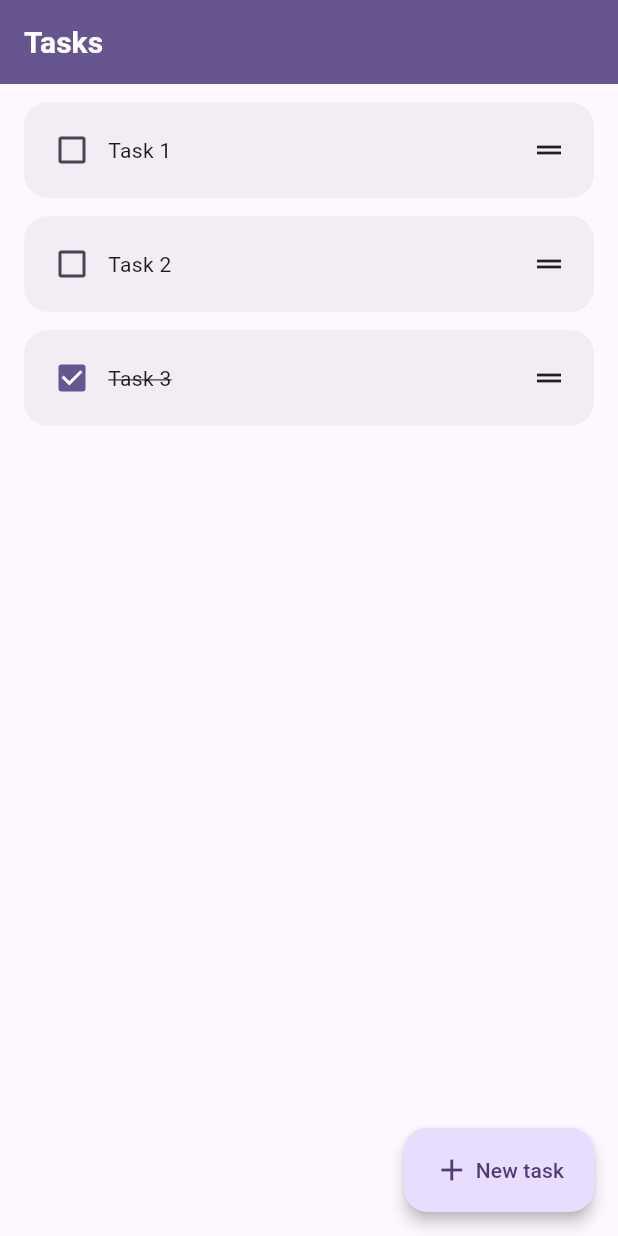
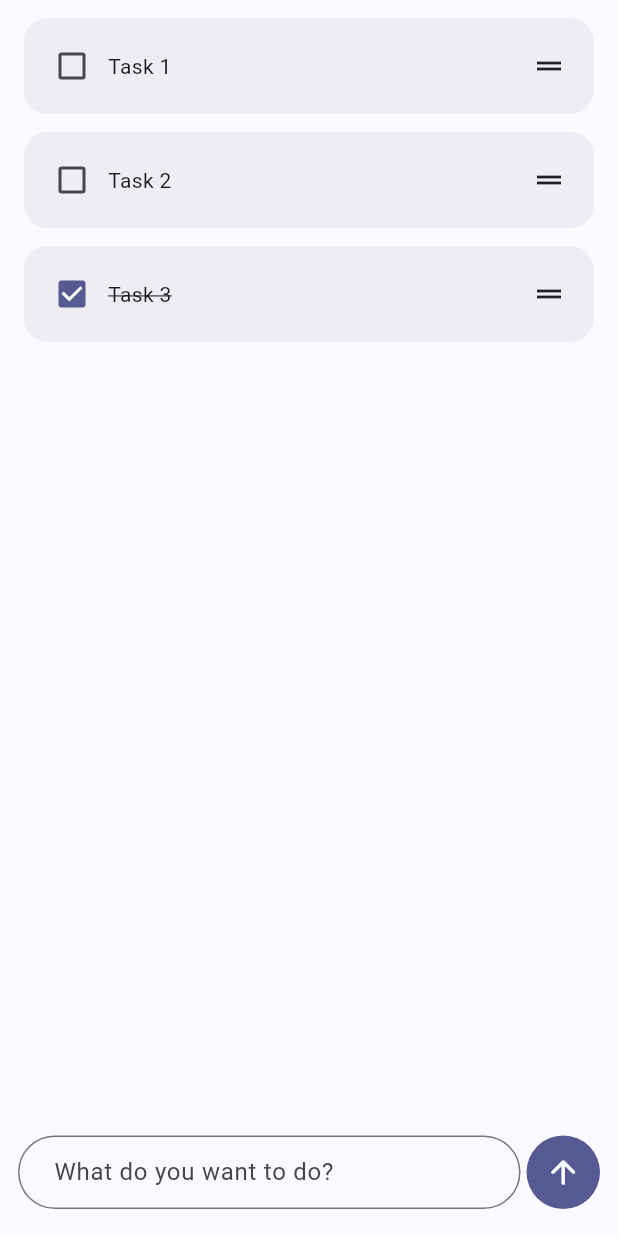
Before and after one commit to Lund2005/simple_todo_app, a Flutter app: the screen it shows after launch, on a phone screen of 412 x 824 dp. Run offline on Flutter 3.47's test engine with Material 3 defaults, Android fonts, the light colour scheme and no system bars.

Commit message:
Changed adding system

```diff
--- a/lib/home_page.dart
+++ b/lib/home_page.dart
@@ -1,5 +1,4 @@
 import 'package:flutter/material.dart';
-import 'package:simple_todo/creation_popup.dart';
 import 'package:simple_todo/todo_list_tile.dart';
 
 class HomePage extends StatefulWidget {
@@ -10,6 +9,7 @@ class HomePage extends StatefulWidget {
 }
 
 class _HomePageState extends State<HomePage> {
+  //variables
   List<Task> todos = [
     Task(name: 'Task 1'),
     Task(name: 'Task 2'),
@@ -26,28 +26,10 @@ class _HomePageState extends State<HomePage> {
 
   //create new task
   void createTask() {
-    showDialog(
-      context: context,
-      builder: (context) {
-        return CreationPopup(
-          controller: _controller,
-          onCancel: () {
-            clearCreationPopup();
-          },
-          onAdd: () {
     setState(() {
-              todos.insert(0, Task(name: _controller.text));
+      todos.add(Task(name: _controller.text));
     });
-            clearCreationPopup();
-          },
-        );
-      },
-    );
-  }
 
-  //add task from task creation page
-  void clearCreationPopup() {
-    Navigator.of(context).pop();
     _controller.clear();
   }
 
@@ -68,28 +50,11 @@ class _HomePageState extends State<HomePage> {
 
     return Scaffold(
       backgroundColor: scheme.surface,
-      //App bar for navigation and information on the top
-      appBar: AppBar(
-        title: Text(
-          'Tasks',
-          style: TextStyle(
-            color: scheme.onPrimary,
-            fontSize: 20,
-            fontWeight: FontWeight.bold,
-          ),
-        ),
-        backgroundColor: scheme.primary,
-      ),
-      //button for adding new tasks
-      floatingActionButton: FloatingActionButton.extended(
-        label: Row(
-          children: [Icon(Icons.add), SizedBox(width: 4), Text('New task')],
-        ),
-        onPressed: createTask,
-        elevation: 4,
-      ),
-      //body with list view of tasks
-      body: ReorderableListView.builder(
+      body: Column(
+        children: [
+          //list view of tasks
+          Expanded(
+            child: ReorderableListView.builder(
               buildDefaultDragHandles: false,
               proxyDecorator: (child, index, animation) {
                 return Material(color: Colors.transparent, child: child);
@@ -103,7 +68,11 @@ class _HomePageState extends State<HomePage> {
                   key: Key(cur.id),
                   direction: DismissDirection.endToStart,
                   background: Padding(
-              padding: const EdgeInsets.only(left: 16, right: 16, top: 12),
+                    padding: const EdgeInsets.only(
+                      left: 16,
+                      right: 16,
+                      top: 12,
+                    ),
                     child: Container(
                       decoration: BoxDecoration(
                         color: scheme.errorContainer,
@@ -136,10 +105,51 @@ class _HomePageState extends State<HomePage> {
                 );
               },
             ),
+          ),
+          //bottom bar for adding new tasks
+          Container(
+            padding: EdgeInsets.only(bottom: 18, left: 12, right: 12, top: 14),
+            child: Row(
+              children: [
+                Expanded(
+                  child: TextField(
+                    controller: _controller,
+                    decoration: InputDecoration(
+                      hintText: 'What do you want to do?',
+                      contentPadding: EdgeInsets.only(
+                        left: 20,
+                        right: 20,
+                        bottom: 25,
+                      ),
+                      border: OutlineInputBorder(
+                        borderRadius: BorderRadius.circular(50),
+                        borderSide: BorderSide(width: 10),
+                      ),
+                    ),
+                    onChanged: (value) {},
+                  ),
+                ),
+                SizedBox(width: 4),
+                IconButton.filled(
+                  iconSize: 25,
+                  padding: EdgeInsets.all(12),
+                  splashColor: scheme.primary,
+                  icon: Icon(
+                    Icons.arrow_upward_rounded,
+                    color: scheme.onPrimary,
+                  ),
+                  onPressed: createTask,
+                ),
+              ],
+            ),
+          ),
+        ],
+      ),
     );
   }
 }
 
+//task class to hold task data
 class Task {
   String id;
   String name;
--- a/lib/main.dart
+++ b/lib/main.dart
@@ -15,7 +15,7 @@ class MyApp extends StatelessWidget {
       home: HomePage(),
       theme: ThemeData(
         colorScheme: ColorScheme.fromSeed(
-          seedColor: const Color.fromARGB(255, 116, 30, 255),
+          seedColor: const Color.fromARGB(255, 89, 100, 255),
         ),
       ),
     );
--- a/lib/todo_list_tile.dart
+++ b/lib/todo_list_tile.dart
@@ -1,6 +1,7 @@
 import 'package:flutter/material.dart';
 
 class TodoListTile extends StatelessWidget {
+  //variables
   final int index;
   final String taskName;
   final bool taskCompleted;
@@ -47,6 +48,7 @@ class TodoListTile extends StatelessWidget {
               child: Container(
                 padding: EdgeInsets.only(right: 10),
                 alignment: Alignment.centerRight,
+                //drag handle with icon
                 child: ReorderableDragStartListener(
                   index: index,
                   child: Icon(Icons.drag_handle),
```
Also changed, not shown: lib/creation_popup.dart (deleted, +0 -64 lines), 1 other file. Lines whose indentation alone changed are shown as unchanged.
